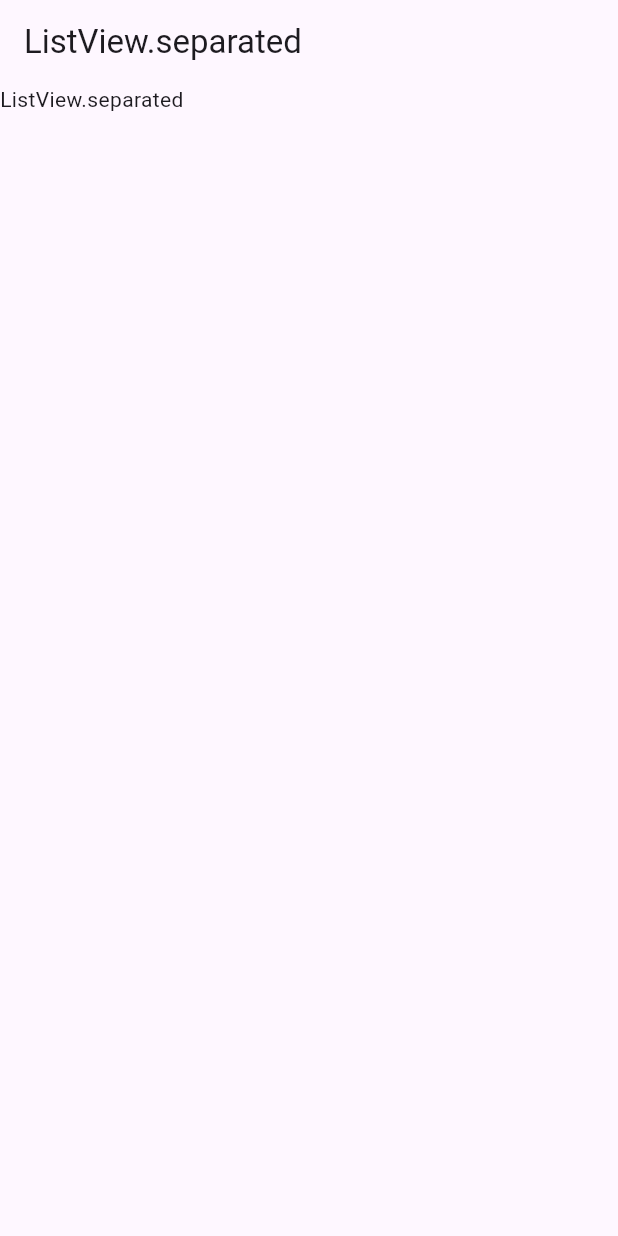
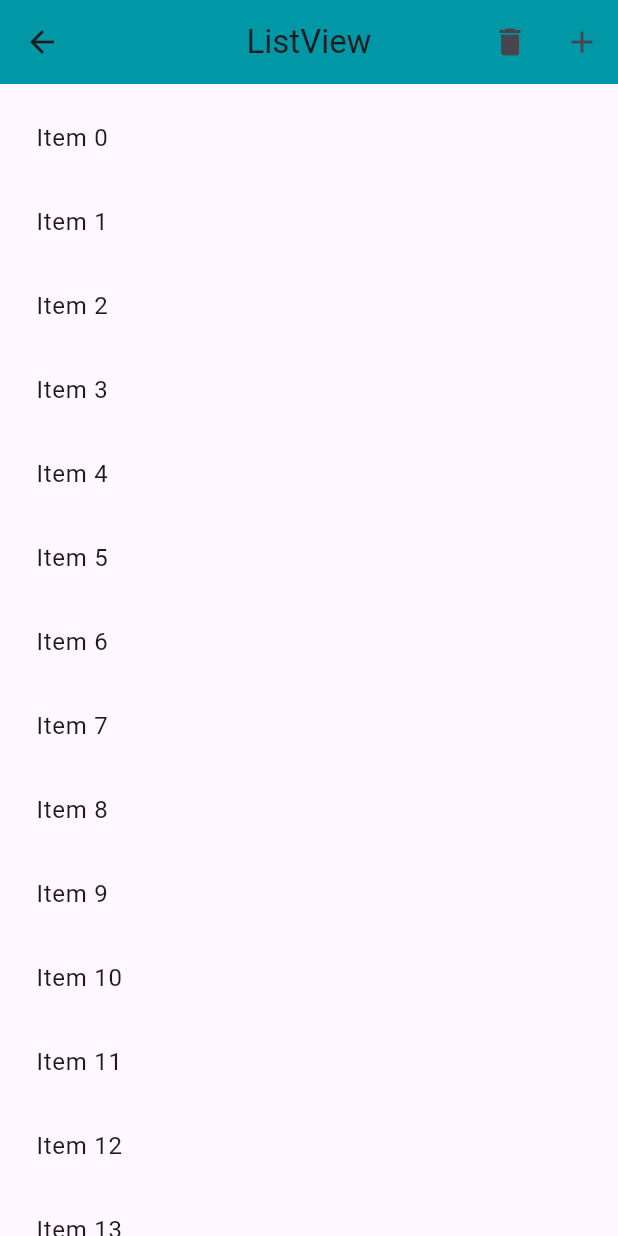
Before and after one commit to RomanRazdorov/rr_flutter4_1, a Flutter app: the screen it shows after launch, after a tap on "ListView.separated", on a phone screen of 412 x 824 dp. Run offline on Flutter 3.47's test engine with Material 3 defaults, Android fonts, the phone set to English and light mode, and no system bars.

Commit message:
Fixed Column List

```diff
--- a/lib/listview_separated.dart
+++ b/lib/listview_separated.dart
@@ -1,16 +1,63 @@
 import 'package:flutter/material.dart';
+import 'package:rr_flutter4_1/app_env.dart';
+import 'package:rr_flutter4_1/update_button.dart';
 
-class ListViewSeparatedScreen extends StatelessWidget {
+class ListViewSeparatedScreen extends StatefulWidget {
   ListViewSeparatedScreen({Key? key}) : super(key: key);
 
+  _ListViewScreenState createState() => _ListViewScreenState();
+}
+
+class _ListViewScreenState extends State<ListViewSeparatedScreen> {
+  ScrollController _scrollController = ScrollController();
   @override
   Widget build(BuildContext context) {
-    return MaterialApp(
-      home: Scaffold(
-        appBar: AppBar(
-          title: const Text('ListView.separated'),
-        ),
-        body: Text('ListView.separated'),
+    return Scaffold(
+      appBar: AppBar(
+        title: const Text('ListView'),
+        centerTitle: true,
+        backgroundColor: Colors.cyan[700],
+        actions: [
+          // IconButton(
+          //   onPressed: () {
+          //     setState(() {
+          //       AppEnv.myList.removeAt(AppEnv.myList.length - 1);
+          //     });
+          //   },
+          //   icon: const Icon(Icons.delete),
+          // ),
+          UpdateButton(
+              state: this,
+              icon: const Icon(Icons.delete),
+              callback: () {
+                AppEnv.myList.removeAt(AppEnv.myList.length - 1);
+              }),
+          UpdateButton(
+              state: this,
+              icon: const Icon(Icons.add),
+              callback: () {
+                AppEnv.myList.add(AppEnv.myList.length);
+                _scrollController.animateTo(
+                  _scrollController.position.maxScrollExtent + 50,
+                  duration: const Duration(milliseconds: 1000),
+                  curve: Curves.ease,
+                );
+              }),
+        ],
+      ),
+      body: Center(
+        child: AppEnv.myList.isEmpty
+            ? const Text('Empty')
+            : ListView.builder(
+                padding: const EdgeInsets.all(8),
+                controller: _scrollController,
+                itemCount: AppEnv.myList.length,
+                itemBuilder: (context, index) {
+                  return ListTile(
+                    title: Text('Item ${AppEnv.myList[index]}'),
+                  );
+                },
+              ),
       ),
     );
   }
--- /dev/null
+++ b/lib/update_button.dart
@@ -0,0 +1,28 @@
+import 'package:flutter/material.dart';
+import 'package:rr_flutter4_1/app_env.dart';
+
+class UpdateButton extends StatelessWidget {
+  UpdateButton(
+      {super.key,
+      required this.state,
+      required this.callback,
+      required this.icon});
+
+  Icon icon;
+  Function callback;
+  State state;
+
+  @override
+  Widget build(BuildContext context) {
+    return IconButton(
+      onPressed: () {
+        // AppEnv.myList.removeAt(AppEnv.myList.length - 1);
+        // state.setState(() {});
+        state.setState(() {
+          callback();
+        });
+      },
+      icon: icon,
+    );
+  }
+}
```
Also changed, not shown: lib/column_list.dart (+27 -4 lines), lib/listview.dart (+9 -1 lines).
